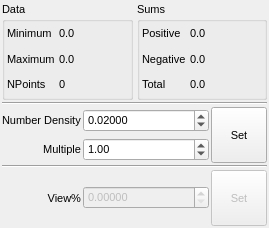
Before: the Qt Designer form src/gui/popupgridset.ui in trisyoungs/aten, drawn with Qt 5.
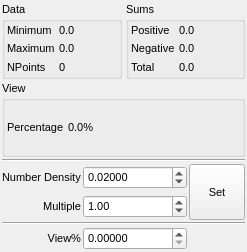
After: the same form once the commit is applied. Custom widgets are drawn as their Qt base class.

Commit message: Added test code providing the ability to set lower cutoff for primary grid based on a given percentage of the total viewable data required.

The edit to the form file:
```diff
--- a/src/gui/popupgridset.ui
+++ b/src/gui/popupgridset.ui
@@ -6,8 +6,8 @@
    <rect>
     <x>0</x>
     <y>0</y>
-    <width>269</width>
-    <height>228</height>
+    <width>247</width>
+    <height>252</height>
    </rect>
   </property>
   <property name="sizePolicy">
@@ -184,6 +184,51 @@
      </item>
     </layout>
    </item>
+   <item>
+    <widget class="QGroupBox" name="groupBox_3">
+     <property name="title">
+      <string>View</string>
+     </property>
+     <layout class="QHBoxLayout" name="horizontalLayout_5">
+      <property name="spacing">
+       <number>4</number>
+      </property>
+      <property name="margin">
+       <number>2</number>
+      </property>
+      <item>
+       <layout class="QGridLayout" name="gridLayout_4">
+        <property name="spacing">
+         <number>4</number>
+        </property>
+        <item row="0" column="0">
+         <widget class="QLabel" name="label_40">
+          <property name="text">
+           <string>Percentage</string>
+          </property>
+         </widget>
+        </item>
+        <item row="0" column="1">
+         <widget class="QLabel" name="ViewPercentageLabel">
+          <property name="sizePolicy">
+           <sizepolicy hsizetype="Expanding" vsizetype="Preferred">
+            <horstretch>0</horstretch>
+            <verstretch>0</verstretch>
+           </sizepolicy>
+          </property>
+          <property name="toolTip">
+           <string>Percentage of the total absolute data sum visible with the current cutoffs</string>
+          </property>
+          <property name="text">
+           <string>0.0%</string>
+          </property>
+         </widget>
+        </item>
+       </layout>
+      </item>
+     </layout>
+    </widget>
+   </item>
    <item>
     <widget class="Line" name="line">
      <property name="orientation">
@@ -289,65 +334,6 @@
        </property>
       </widget>
      </item>
-     <item row="4" column="2">
-      <widget class="QToolButton" name="SetViewPercentageButton">
-       <property name="enabled">
-        <bool>false</bool>
-       </property>
-       <property name="minimumSize">
-        <size>
-         <width>56</width>
-         <height>56</height>
-        </size>
-       </property>
-       <property name="maximumSize">
-        <size>
-         <width>56</width>
-         <height>56</height>
-        </size>
-       </property>
-       <property name="toolTip">
-        <string>Set grow geometry to T-shape</string>
-       </property>
-       <property name="text">
-        <string>Set</string>
-       </property>
-       <property name="iconSize">
-        <size>
-         <width>30</width>
-         <height>30</height>
-        </size>
-       </property>
-       <property name="checkable">
-        <bool>true</bool>
-       </property>
-       <property name="autoExclusive">
-        <bool>true</bool>
-       </property>
-       <property name="toolButtonStyle">
-        <enum>Qt::ToolButtonTextUnderIcon</enum>
-       </property>
-       <property name="autoRaise">
-        <bool>false</bool>
-       </property>
-      </widget>
-     </item>
-     <item row="4" column="1">
-      <widget class="TExponentialSpin" name="ViewPercentageSpin">
-       <property name="enabled">
-        <bool>false</bool>
-       </property>
-       <property name="sizePolicy">
-        <sizepolicy hsizetype="Expanding" vsizetype="Fixed">
-         <horstretch>0</horstretch>
-         <verstretch>0</verstretch>
-        </sizepolicy>
-       </property>
-       <property name="decimals">
-        <number>5</number>
-       </property>
-      </widget>
-     </item>
      <item row="4" column="0">
       <widget class="QLabel" name="label_7">
        <property name="text">
@@ -358,6 +344,25 @@
        </property>
       </widget>
      </item>
+     <item row="4" column="1">
+      <widget class="TExponentialSpin" name="ViewPercentageSpin">
+       <property name="enabled">
+        <bool>true</bool>
+       </property>
+       <property name="sizePolicy">
+        <sizepolicy hsizetype="Expanding" vsizetype="Fixed">
+         <horstretch>0</horstretch>
+         <verstretch>0</verstretch>
+        </sizepolicy>
+       </property>
+       <property name="toolTip">
+        <string>Set the lower cutoff to a value that displays a given percentage of the total data in the grid</string>
+       </property>
+       <property name="decimals">
+        <number>5</number>
+       </property>
+      </widget>
+     </item>
     </layout>
    </item>
   </layout>
```
The commit also changes 5 other files.
